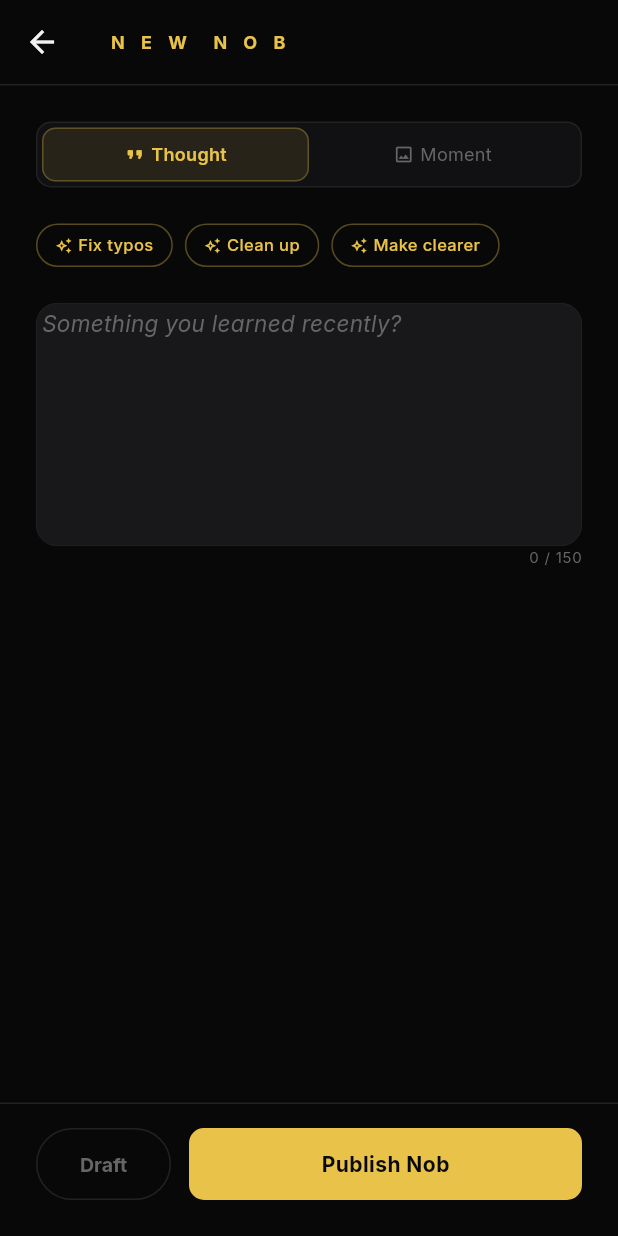
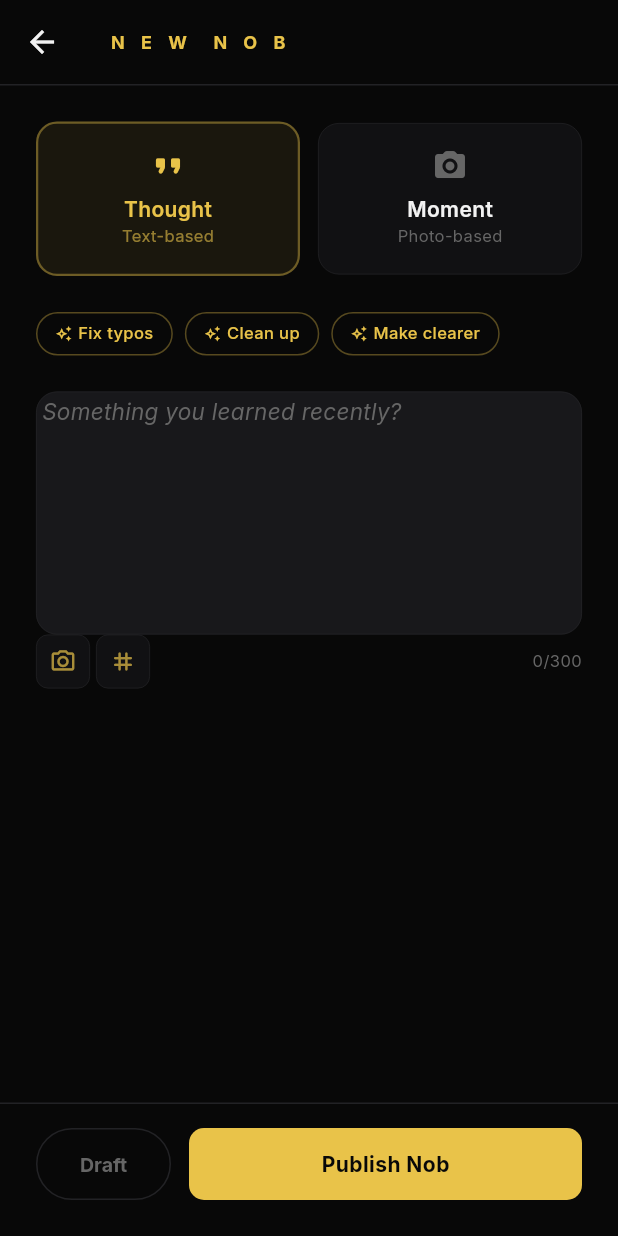
Before and after one commit to futurebotcu/noblora, a Flutter app: the NobComposeScreen screen opened directly, on a phone screen of 412 x 824 dp. Run offline on Flutter 3.47's test engine with Material 3 defaults, Android fonts, the phone set to English and light mode, and no system bars; our stand-ins replace cached_network_image, device_info_plus, flutter_dotenv, flutter_riverpod, geocoding, geolocator and 5 more; accounts and stored records are empty.

Commit message:
feat: nob compose - photo upload, moment/thought visual, media toolbar
Co-Authored-By: Claude Opus 4.6 (1M context) <noreply@anthropic.com>

```diff
--- a/lib/features/noblara_feed/nob_compose_screen.dart
+++ b/lib/features/noblara_feed/nob_compose_screen.dart
@@ -49,7 +49,7 @@ class _NobComposeScreenState extends ConsumerState<NobComposeScreen> {
   String get _prompt =>
       _prompts[(DateTime.now().millisecondsSinceEpoch ~/ 1000) % _prompts.length];
 
-  int get _maxChars => _nobType == 'thought' ? 150 : 300;
+  int get _maxChars => _nobType == 'thought' ? 300 : 150;
   TextEditingController get _activeCtrl =>
       _nobType == 'thought' ? _contentCtrl : _captionCtrl;
 
@@ -205,15 +205,41 @@ class _NobComposeScreenState extends ConsumerState<NobComposeScreen> {
 
   // ── Photo pick ───────────────────────────────────────────────────────────
 
-  Future<void> _pickPhoto() async {
+  Future<void> _pickPhoto({ImageSource? source}) async {
+    if (source == null) {
+      // Show bottom sheet with options
+      final picked = await showModalBottomSheet<ImageSource>(
+        context: context,
+        backgroundColor: AppColors.nobSurface,
+        shape: const RoundedRectangleBorder(borderRadius: BorderRadius.vertical(top: Radius.circular(20))),
+        builder: (ctx) => SafeArea(child: Column(mainAxisSize: MainAxisSize.min, children: [
+          const SizedBox(height: 12),
+          Container(width: 36, height: 3, decoration: BoxDecoration(color: AppColors.nobBorder, borderRadius: BorderRadius.circular(2))),
+          const SizedBox(height: 20),
+          ListTile(
+            leading: const Icon(Icons.camera_alt_rounded, color: AppColors.noblaraGold),
+            title: const Text('Take photo', style: TextStyle(color: AppColors.textPrimary, fontSize: 15)),
+            onTap: () => Navigator.pop(ctx, ImageSource.camera),
+          ),
+          ListTile(
+            leading: const Icon(Icons.photo_library_rounded, color: AppColors.noblaraGold),
+            title: const Text('Choose from gallery', style: TextStyle(color: AppColors.textPrimary, fontSize: 15)),
+            onTap: () => Navigator.pop(ctx, ImageSource.gallery),
+          ),
+          const SizedBox(height: 12),
+        ])),
+      );
+      if (picked == null) return;
+      source = picked;
+    }
     final picker = ImagePicker();
-    final xfile = await picker.pickImage(
-        source: ImageSource.gallery, maxWidth: 1080, imageQuality: 85);
+    final xfile = await picker.pickImage(source: source, maxWidth: 1080, imageQuality: 85);
     if (xfile == null) return;
     final bytes = await xfile.readAsBytes();
     setState(() {
       _photoBytes = bytes;
       _uploadedPhotoUrl = null;
+      if (_nobType == 'thought') _nobType = 'moment';
     });
   }
 
@@ -288,31 +314,32 @@ class _NobComposeScreenState extends ConsumerState<NobComposeScreen> {
 
   Future<void> _publish() async {
     final text = _activeCtrl.text.trim();
-    if (text.isEmpty && _nobType == 'thought') {
+    // Thought: requires min 10 chars
+    if (_nobType == 'thought' && text.length < 10) {
       setState(() {
-        _feedback = 'Write something first.';
+        _feedback = text.isEmpty ? 'Write something first.' : 'At least 10 characters needed.';
         _feedbackIsPositive = false;
       });
       return;
     }
-    if (!RegExp(_asciiOnly).hasMatch(text)) {
+    // Moment: requires photo OR min 10 chars
+    if (_nobType == 'moment' && _photoBytes == null && text.length < 10) {
+      setState(() {
+        _feedback = 'Add a photo or write at least 10 characters.';
+        _feedbackIsPositive = false;
+      });
+      return;
+    }
+    if (text.isNotEmpty && !RegExp(_asciiOnly).hasMatch(text)) {
       setState(() {
         _feedback = 'Please write in English only.';
         _feedbackIsPositive = false;
       });
       return;
     }
-    if (_nobType == 'moment' && _uploadedPhotoUrl == null) {
-      if (_photoBytes != null) {
+    if (_nobType == 'moment' && _photoBytes != null && _uploadedPhotoUrl == null) {
       await _uploadPhoto();
       if (_uploadedPhotoUrl == null) return;
-      } else {
-        setState(() {
-          _feedback = 'Add a photo for a Moment Nob.';
-          _feedbackIsPositive = false;
-        });
-        return;
-      }
     }
 
     final canPublish =
@@ -457,16 +484,20 @@ class _NobComposeScreenState extends ConsumerState<NobComposeScreen> {
                       maxLength: _maxChars,
                     ),
 
-                    // ── Char counter (bottom-right) ───────────────────────
-                    Align(
-                      alignment: Alignment.centerRight,
-                      child: Text(
-                        '$charCount / $_maxChars',
-                        style: TextStyle(
-                            color: counterColor,
-                            fontSize: 10,
-                            letterSpacing: 0.5),
+                    // ── Media toolbar + counter ──────────────────────────
+                    Row(
+                      children: [
+                        _ToolbarIcon(icon: Icons.camera_alt_outlined, onTap: _pickPhoto),
+                        const SizedBox(width: 4),
+                        _ToolbarIcon(icon: Icons.tag_rounded, onTap: () {
+                          setState(() { _feedback = 'Vibe tags coming soon.'; _feedbackIsPositive = true; });
+                        }),
+                        const Spacer(),
+                        Text(
+                          '$charCount/$_maxChars',
+                          style: TextStyle(color: counterColor, fontSize: 11, letterSpacing: 0.3),
                         ),
+                      ],
                     ),
 
                     // ── Feedback ──────────────────────────────────────────
@@ -678,41 +709,38 @@ class _TypeSelector extends StatelessWidget {
 
   @override
   Widget build(BuildContext context) {
-    return Container(
-      padding: const EdgeInsets.all(3),
-      decoration: BoxDecoration(
-        color: AppColors.nobSurface,
-        borderRadius: BorderRadius.circular(AppSpacing.radiusSm),
-        border: Border.all(color: AppColors.nobBorder),
-      ),
-      child: Row(
+    return Row(
       children: [
-          _PillTab(
+        _TypeCard(
           label: 'Thought',
+          subtitle: 'Text-based',
           icon: Icons.format_quote_rounded,
           isActive: nobType == 'thought',
           onTap: () => onChanged('thought'),
         ),
-          _PillTab(
+        const SizedBox(width: AppSpacing.md),
+        _TypeCard(
           label: 'Moment',
-            icon: Icons.image_outlined,
+          subtitle: 'Photo-based',
+          icon: Icons.camera_alt_rounded,
           isActive: nobType == 'moment',
           onTap: () => onChanged('moment'),
         ),
       ],
-      ),
     );
   }
 }
 
-class _PillTab extends StatelessWidget {
+class _TypeCard extends StatelessWidget {
   final String label;
+  final String subtitle;
   final IconData icon;
   final bool isActive;
   final VoidCallback onTap;
 
-  const _PillTab({
+  const _TypeCard({
     required this.label,
+    required this.subtitle,
     required this.icon,
     required this.isActive,
     required this.onTap,
@@ -725,40 +753,27 @@ class _PillTab extends StatelessWidget {
         onTap: onTap,
         child: AnimatedContainer(
           duration: const Duration(milliseconds: 150),
-          padding: const EdgeInsets.symmetric(vertical: AppSpacing.sm),
+          padding: const EdgeInsets.symmetric(vertical: AppSpacing.lg, horizontal: AppSpacing.md),
           decoration: BoxDecoration(
-            color: isActive
-                ? AppColors.noblaraGold.withValues(alpha: 0.1)
-                : Colors.transparent,
-            borderRadius: BorderRadius.circular(AppSpacing.radiusSm - 1),
-            border: isActive
-                ? Border.all(
-                    color: AppColors.noblaraGold.withValues(alpha: 0.3))
-                : null,
-          ),
-          child: Row(
-            mainAxisAlignment: MainAxisAlignment.center,
-            children: [
-              Icon(
-                icon,
-                size: 14,
-                color: isActive
-                    ? AppColors.noblaraGold
-                    : AppColors.nobObserver,
-              ),
-              const SizedBox(width: AppSpacing.xs),
-              Text(
-                label,
-                style: TextStyle(
-                  color: isActive
-                      ? AppColors.noblaraGold
-                      : AppColors.nobObserver,
-                  fontSize: 12,
-                  fontWeight:
-                      isActive ? FontWeight.w600 : FontWeight.w400,
-                  letterSpacing: 0.2,
+            color: isActive ? AppColors.noblaraGold.withValues(alpha: 0.08) : AppColors.nobSurface,
+            borderRadius: BorderRadius.circular(14),
+            border: Border.all(
+              color: isActive ? AppColors.noblaraGold.withValues(alpha: 0.4) : AppColors.nobBorder,
+              width: isActive ? 1.5 : 0.5,
             ),
           ),
+          child: Column(
+            children: [
+              Icon(icon, size: 24, color: isActive ? AppColors.noblaraGold : AppColors.nobObserver),
+              const SizedBox(height: 6),
+              Text(label, style: TextStyle(
+                color: isActive ? AppColors.noblaraGold : AppColors.textPrimary,
+                fontSize: 14, fontWeight: FontWeight.w600,
+              )),
+              Text(subtitle, style: TextStyle(
+                color: isActive ? AppColors.noblaraGold.withValues(alpha: 0.6) : AppColors.nobObserver,
+                fontSize: 11,
+              )),
             ],
           ),
         ),
@@ -809,3 +824,25 @@ class _AiChip extends StatelessWidget {
     );
   }
 }
+
+class _ToolbarIcon extends StatelessWidget {
+  final IconData icon;
+  final VoidCallback onTap;
+  const _ToolbarIcon({required this.icon, required this.onTap});
+
+  @override
+  Widget build(BuildContext context) {
+    return GestureDetector(
+      onTap: onTap,
+      child: Container(
+        width: 36, height: 36,
+        decoration: BoxDecoration(
+          color: AppColors.nobSurface,
+          borderRadius: BorderRadius.circular(8),
+          border: Border.all(color: AppColors.nobBorder, width: 0.5),
+        ),
+        child: Icon(icon, size: 18, color: AppColors.noblaraGold.withValues(alpha: 0.7)),
+      ),
+    );
+  }
+}
--- a/lib/features/noblara_feed/noblara_feed_screen.dart
+++ b/lib/features/noblara_feed/noblara_feed_screen.dart
@@ -26,7 +26,11 @@ class NoblaraFeedScreen extends ConsumerWidget {
     final tierAsync = ref.watch(nobTierProvider);
     final currentUserId = ref.watch(authProvider).userId;
 
-    final tier = tierAsync.maybeWhen(data: (t) => t, orElse: () => NobTier.observer);
+    final tier = tierAsync.when(
+      data: (t) => t,
+      loading: () => NobTier.observer,
+      error: (_, __) => NobTier.observer,
+    );
     final gate = ref.watch(interactionGateProvider).valueOrNull ?? const InteractionGate();
     final tierCanCompose = tier == NobTier.noble || tier == NobTier.explorer;
     final canCompose = tierCanCompose && gate.canPostNob;
--- a/lib/providers/posts_provider.dart
+++ b/lib/providers/posts_provider.dart
@@ -344,17 +344,21 @@ final lastNobsProvider =
   return repo.fetchLastNobs(userId, limit: 3);
 });
 
-// Current user's nob tier
+// Current user's nob tier — auto-dispose so it refetches on re-watch
 final nobTierProvider = FutureProvider<NobTier>((ref) async {
   if (isMockMode) return NobTier.noble;
   final userId = ref.watch(authProvider).userId;
   if (userId == null) return NobTier.observer;
+  try {
     final row = await Supabase.instance.client
         .from('profiles')
         .select('nob_tier')
         .eq('id', userId)
         .maybeSingle();
     return NobTier.fromString(row?['nob_tier'] as String?);
+  } catch (_) {
+    return NobTier.observer;
+  }
 });
 
 // Whether current user is a Noble (can post) — kept for legacy compatibility
```
Lines whose indentation alone changed are shown as unchanged.
